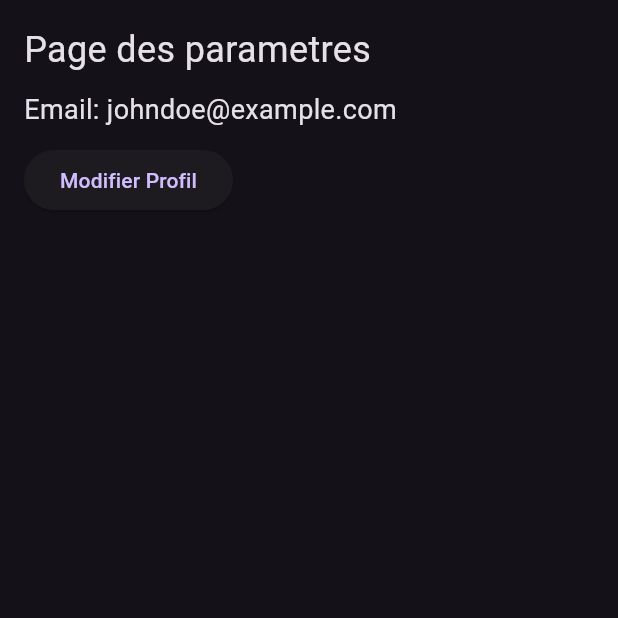
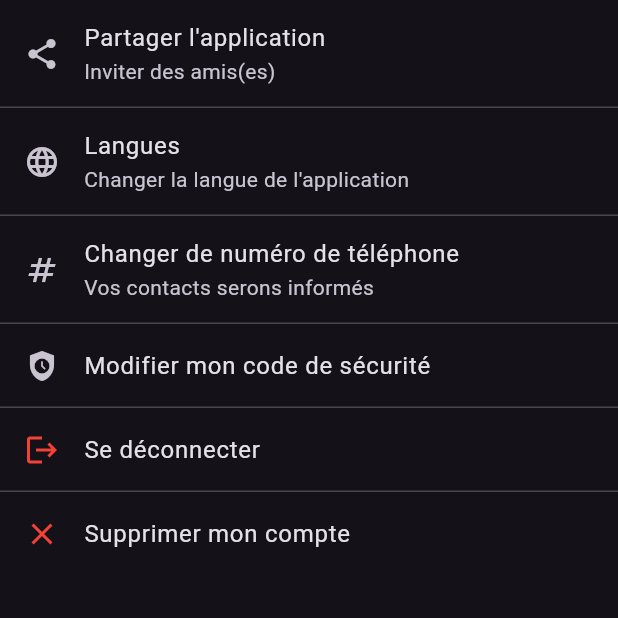
Before and after one commit to JojoKouam/causons_app, a Flutter app: the SettingsPage screen opened directly, on a phone screen of 412 x 824 dp, the top half of it. Run offline on Flutter 3.47's test engine with Material 3 defaults, Android fonts, the phone set to English and light mode, and no system bars; our stand-ins replace firebase_core; accounts and stored records are empty; network calls fail.

Commit message:
[ADD] search bar and settings page design

```diff
--- a/lib/auth/connexion.dart
+++ b/lib/auth/connexion.dart
@@ -1,4 +1,6 @@
 import 'package:causons/auth/newpassword.dart';
+import 'package:causons/auth/register.dart';
+import 'package:causons/home_page.dart';
 import 'package:flutter/material.dart';
 
 class Connexion extends StatefulWidget {
@@ -66,12 +68,13 @@ class _ConnexionState extends State<Connexion> {
                 const SizedBox(height: 20),
                 ElevatedButton(
                   onPressed: () {
+                    Navigator.push(context, MaterialPageRoute(builder: (context) => const HomePage()));
                   },
                   child: const Text('Se connecter'),
                 ),
 
                 const SizedBox(height: 20),
-                const Text('Mot de passe oublier? Changer de mot de passe'),
+                const Text('Mot de passe oublier? '),
                 TextButton(
                   onPressed: () {
                     Navigator.push(context, MaterialPageRoute(builder: (context) => const Password()));
--- a/lib/home_page.dart
+++ b/lib/home_page.dart
@@ -43,11 +43,7 @@ class HomePage extends StatelessWidget {
               Tab(icon: Icon(Icons.person), text: 'Profil'),
             ],
           ),
-          floatingActionButton: FloatingActionButton(
-            onPressed:() {},
-            tooltip: 'Increment',
-            child: const Icon(Icons.add),
-          ),
+
         ),
       ),
     );
--- a/lib/main.dart
+++ b/lib/main.dart
@@ -1,12 +1,12 @@
+import 'package:causons/auth/connexion.dart';
 import 'package:flutter/material.dart';
-
-import 'auth/register.dart';
 
 import 'package:firebase_core/firebase_core.dart';
 import 'firebase_options.dart';
 
 void main() async {
   WidgetsFlutterBinding.ensureInitialized();
+
   await Firebase.initializeApp(
     options: DefaultFirebaseOptions.currentPlatform,
   );
@@ -25,7 +25,7 @@ class MyApp extends StatelessWidget {
       themeMode: ThemeMode.dark,
 
       debugShowCheckedModeBanner: false,
-      home: const Register(),
+      home: const Connexion(),
     );
   }
 }
--- a/lib/messages.dart
+++ b/lib/messages.dart
@@ -54,6 +54,11 @@ class MessagesPage extends StatelessWidget {
           ),
         ],
       ),
+      floatingActionButton: FloatingActionButton(
+        onPressed:() {},
+        tooltip: 'Increment',
+        child: const Icon(Icons.add),
+      ),
     );
   }
 
--- a/lib/settings.dart
+++ b/lib/settings.dart
@@ -6,24 +6,46 @@ class SettingsPage extends StatelessWidget {
   @override
   Widget build(BuildContext context) {
     return Scaffold(
-      body: Padding(
-        padding: const EdgeInsets.all(16.0),
-        child: Column(
-          crossAxisAlignment: CrossAxisAlignment.start,
-          children: [
-            const Text('Page des parametres', style: TextStyle(fontSize: 24)),
-            const SizedBox(height: 10),
-            const Text('Email: johndoe@example.com', style: TextStyle(fontSize: 18)),
-            const SizedBox(height: 10),
-            ElevatedButton(
-              onPressed: () {
-                // Action à effectuer
-              },
-              child: const Text('Modifier Profil'),
+      body:
+      ListView(
+          children: const <Widget>[
+            ListTile(
+              leading: Icon(Icons.share),
+              title: Text('Partager l\'application'),
+              subtitle: Text('Inviter des amis(es)'),
+            ),
+            Divider(height: 0,),
+            ListTile(
+              leading: Icon(Icons.language),
+              title: Text('Langues'),
+              subtitle: Text('Changer la langue de l\'application'),
+            ),
+            Divider(height: 0,),
+            ListTile(
+              leading: Icon(Icons.numbers),
+              title: Text('Changer de numéro de téléphone'),
+              subtitle: Text('Vos contacts serons informés'),
+            ),
+            Divider(height: 0,),
+            ListTile(
+              leading: Icon(Icons.safety_check),
+              title: Text('Modifier mon code de sécurité'),
+
+            ),
+            Divider(height: 0,),
+            ListTile(
+              leading: Icon(Icons.logout, color: Colors.red,),
+              title: Text('Se déconnecter'),
+
+            ),
+            Divider(height: 0,),
+            ListTile(
+              leading: Icon(Icons.close_outlined, color: Colors.red,),
+              title: Text('Supprimer mon compte'),
+
             ),
           ],
         ),
-      ),
-    );
+      );
   }
 }
```
Also changed, not shown: lib/conversations.dart (+25 -9 lines).
